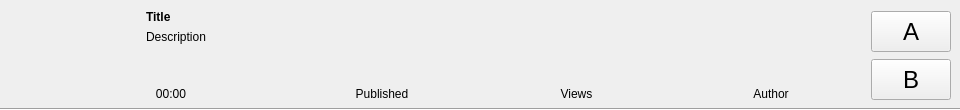
Old version of the form result.ui in the repository prusnak/cliptor.
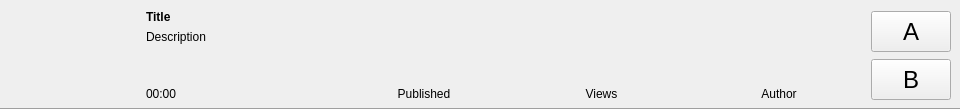
New version of the form. Icons and pictures are not drawn.

```diff
--- a/result.ui
+++ b/result.ui
@@ -94,16 +94,13 @@
          <widget class="QLabel" name="labelLength">
           <property name="maximumSize">
            <size>
-            <width>50</width>
+            <width>100</width>
             <height>16777215</height>
            </size>
           </property>
           <property name="text">
            <string>00:00</string>
           </property>
-          <property name="alignment">
-           <set>Qt::AlignCenter</set>
-          </property>
          </widget>
         </item>
         <item>
```
